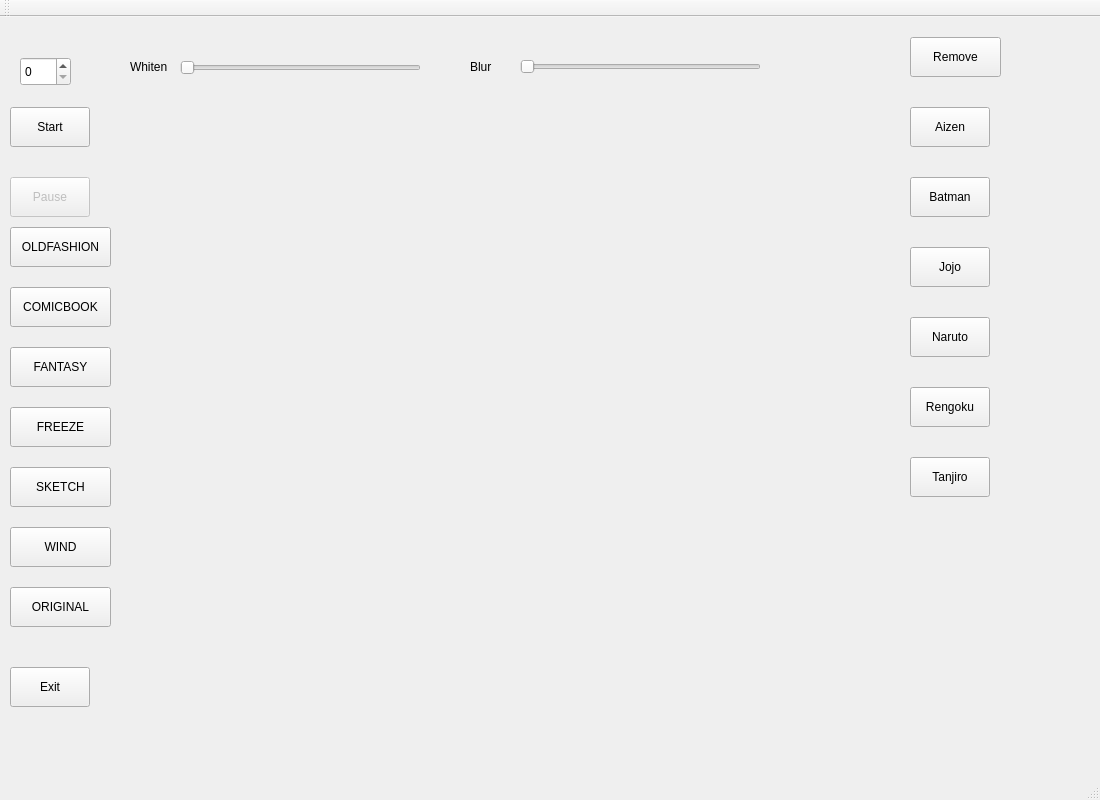
RTEP-zero-to-one/FacialDecoration, file QtApplication/mainWindow.ui: the form before one commit.
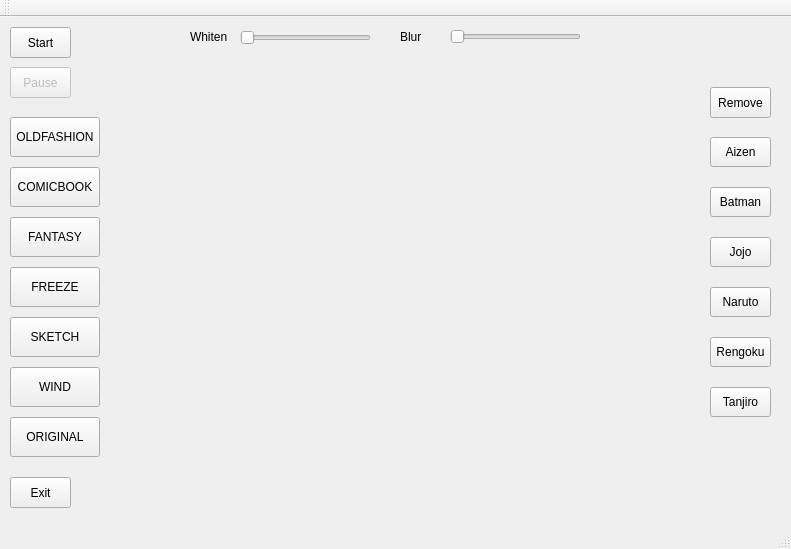
The form after the commit.

The edit to the form file:
```diff
--- a/QtApplication/mainWindow.ui
+++ b/QtApplication/mainWindow.ui
@@ -6,8 +6,8 @@
    <rect>
     <x>0</x>
     <y>0</y>
-    <width>1100</width>
-    <height>800</height>
+    <width>791</width>
+    <height>549</height>
    </rect>
   </property>
   <property name="windowTitle">
@@ -18,9 +18,9 @@
     <property name="geometry">
      <rect>
       <x>10</x>
-      <y>90</y>
-      <width>80</width>
-      <height>40</height>
+      <y>10</y>
+      <width>61</width>
+      <height>31</height>
      </rect>
     </property>
     <property name="text">
@@ -37,9 +37,9 @@
     <property name="geometry">
      <rect>
       <x>10</x>
-      <y>160</y>
-      <width>80</width>
-      <height>40</height>
+      <y>50</y>
+      <width>61</width>
+      <height>31</height>
      </rect>
     </property>
     <property name="text">
@@ -49,10 +49,10 @@
    <widget class="QLabel" name="cameraShow">
     <property name="geometry">
      <rect>
-      <x>120</x>
-      <y>90</y>
-      <width>781</width>
-      <height>581</height>
+      <x>130</x>
+      <y>70</y>
+      <width>551</width>
+      <height>361</height>
      </rect>
     </property>
     <property name="frameShape">
@@ -69,9 +69,9 @@
     <property name="geometry">
      <rect>
       <x>10</x>
-      <y>650</y>
-      <width>80</width>
-      <height>40</height>
+      <y>460</y>
+      <width>61</width>
+      <height>31</height>
      </rect>
     </property>
     <property name="text">
@@ -87,10 +87,10 @@
     </property>
     <property name="geometry">
      <rect>
-      <x>910</x>
-      <y>90</y>
-      <width>80</width>
-      <height>40</height>
+      <x>710</x>
+      <y>120</y>
+      <width>61</width>
+      <height>30</height>
      </rect>
     </property>
     <property name="text">
@@ -109,10 +109,10 @@
     </property>
     <property name="geometry">
      <rect>
-      <x>910</x>
-      <y>20</y>
-      <width>91</width>
-      <height>40</height>
+      <x>710</x>
+      <y>70</y>
+      <width>61</width>
+      <height>31</height>
      </rect>
     </property>
     <property name="text">
@@ -125,27 +125,14 @@
      <bool>true</bool>
     </property>
    </widget>
-   <widget class="QSpinBox" name="spinBox_1">
-    <property name="geometry">
-     <rect>
-      <x>20</x>
-      <y>40</y>
-      <width>51</width>
-      <height>29</height>
-     </rect>
-    </property>
-    <property name="maximum">
-     <number>30</number>
-    </property>
-   </widget>
    <widget class="QLabel" name="whitenLabel">
     <property name="enabled">
      <bool>true</bool>
     </property>
     <property name="geometry">
      <rect>
-      <x>130</x>
-      <y>40</y>
+      <x>190</x>
+      <y>10</y>
       <width>41</width>
       <height>20</height>
      </rect>
@@ -160,9 +147,9 @@
     </property>
     <property name="geometry">
      <rect>
-      <x>520</x>
-      <y>40</y>
-      <width>241</width>
+      <x>450</x>
+      <y>10</y>
+      <width>131</width>
       <height>20</height>
      </rect>
     </property>
@@ -179,9 +166,9 @@
     </property>
     <property name="geometry">
      <rect>
-      <x>180</x>
-      <y>40</y>
-      <width>241</width>
+      <x>240</x>
+      <y>10</y>
+      <width>131</width>
       <height>21</height>
      </rect>
     </property>
@@ -198,8 +185,8 @@
     </property>
     <property name="geometry">
      <rect>
-      <x>470</x>
-      <y>40</y>
+      <x>400</x>
+      <y>10</y>
       <width>41</width>
       <height>20</height>
      </rect>
@@ -215,8 +202,8 @@
     <property name="geometry">
      <rect>
       <x>10</x>
-      <y>210</y>
-      <width>101</width>
+      <y>100</y>
+      <width>90</width>
       <height>40</height>
      </rect>
     </property>
@@ -231,8 +218,8 @@
     <property name="geometry">
      <rect>
       <x>10</x>
-      <y>270</y>
-      <width>101</width>
+      <y>150</y>
+      <width>90</width>
       <height>40</height>
      </rect>
     </property>
@@ -247,8 +234,8 @@
     <property name="geometry">
      <rect>
       <x>10</x>
-      <y>330</y>
-      <width>101</width>
+      <y>200</y>
+      <width>90</width>
       <height>40</height>
      </rect>
     </property>
@@ -263,8 +250,8 @@
     <property name="geometry">
      <rect>
       <x>10</x>
-      <y>390</y>
-      <width>101</width>
+      <y>250</y>
+      <width>90</width>
       <height>40</height>
      </rect>
     </property>
@@ -279,8 +266,8 @@
     <property name="geometry">
      <rect>
       <x>10</x>
-      <y>450</y>
-      <width>101</width>
+      <y>300</y>
+      <width>90</width>
       <height>40</height>
      </rect>
     </property>
@@ -295,8 +282,8 @@
     <property name="geometry">
      <rect>
       <x>10</x>
-      <y>510</y>
-      <width>101</width>
+      <y>350</y>
+      <width>90</width>
       <height>40</height>
      </rect>
     </property>
@@ -310,10 +297,10 @@
     </property>
     <property name="geometry">
      <rect>
-      <x>910</x>
-      <y>160</y>
-      <width>80</width>
-      <height>40</height>
+      <x>710</x>
+      <y>170</y>
+      <width>61</width>
+      <height>30</height>
      </rect>
     </property>
     <property name="text">
@@ -332,10 +319,10 @@
     </property>
     <property name="geometry">
      <rect>
-      <x>910</x>
-      <y>230</y>
-      <width>80</width>
-      <height>40</height>
+      <x>710</x>
+      <y>220</y>
+      <width>61</width>
+      <height>30</height>
      </rect>
     </property>
     <property name="text">
@@ -354,10 +341,10 @@
     </property>
     <property name="geometry">
      <rect>
-      <x>910</x>
-      <y>300</y>
-      <width>80</width>
-      <height>40</height>
+      <x>710</x>
+      <y>270</y>
+      <width>61</width>
+      <height>30</height>
      </rect>
     </property>
     <property name="text">
@@ -376,10 +363,10 @@
     </property>
     <property name="geometry">
      <rect>
-      <x>910</x>
-      <y>370</y>
-      <width>80</width>
-      <height>40</height>
+      <x>710</x>
+      <y>320</y>
+      <width>61</width>
+      <height>30</height>
      </rect>
     </property>
     <property name="text">
@@ -398,10 +385,10 @@
     </property>
     <property name="geometry">
      <rect>
-      <x>910</x>
-      <y>440</y>
-      <width>80</width>
-      <height>40</height>
+      <x>710</x>
+      <y>370</y>
+      <width>61</width>
+      <height>30</height>
      </rect>
     </property>
     <property name="text">
@@ -421,8 +408,8 @@
     <property name="geometry">
      <rect>
       <x>10</x>
-      <y>570</y>
-      <width>101</width>
+      <y>400</y>
+      <width>90</width>
       <height>40</height>
      </rect>
     </property>
```
Left out of the diff: 5 changed lines with no effect on the pictures.
